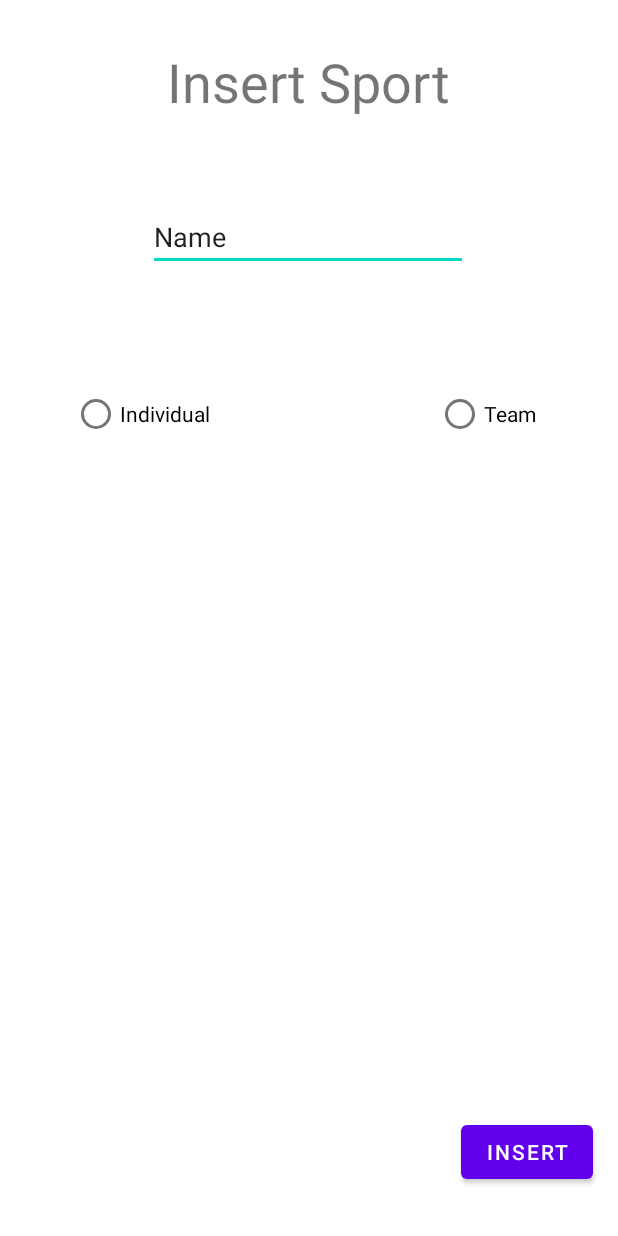
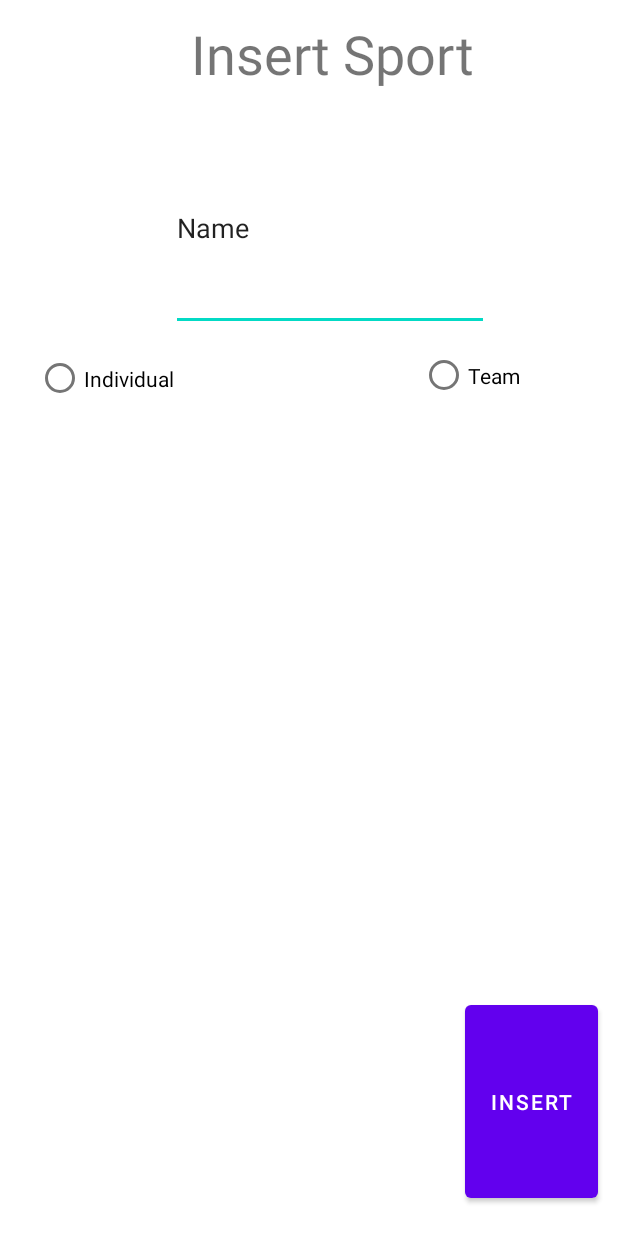
Before and after one commit to kostas-pa/AndroidProject, an Android app: the layout insert_sport.xml on its own in the app's theme, with its tools: preview values and no code run, on a phone screen of 412 x 824 dp. Run offline under Robolectric (Android 15) with nearby library versions, the phone set to English and light mode, and no system bars.

Commit message:
done with inserts

```diff
--- a/Sports/app/src/main/java/com/example/sports/db/Athlete.java
+++ b/Sports/app/src/main/java/com/example/sports/db/Athlete.java
@@ -21,6 +21,7 @@ import androidx.room.PrimaryKey;
         private String city;
         @ColumnInfo(name = "Country")
         private String country;
+        @ColumnInfo(name = "BirthYear")
         private int BirthYear;
         private int Sid;
 
--- a/Sports/app/src/main/res/layout/insert_sport.xml
+++ b/Sports/app/src/main/res/layout/insert_sport.xml
@@ -1,5 +1,5 @@
-<?xml version="1.0" encoding="utf-8"?>
-<androidx.constraintlayout.widget.ConstraintLayout
+
+    <RelativeLayout
     xmlns:android="http://schemas.android.com/apk/res/android"
     xmlns:app="http://schemas.android.com/apk/res-auto"
     xmlns:tools="http://schemas.android.com/tools"
@@ -10,6 +10,14 @@
             android:id="@+id/textView5"
             android:layout_width="wrap_content"
             android:layout_height="wrap_content"
+            android:layout_alignParentStart="true"
+            android:layout_alignParentTop="true"
+            android:layout_alignParentEnd="true"
+            android:layout_alignParentBottom="true"
+            android:layout_marginStart="127dp"
+            android:layout_marginTop="11dp"
+            android:layout_marginEnd="96dp"
+            android:layout_marginBottom="672dp"
             android:text="@string/insert_sport"
             android:textSize="36sp"
             app:layout_constraintBottom_toBottomOf="parent"
@@ -23,6 +31,14 @@
             android:id="@+id/button7"
             android:layout_width="wrap_content"
             android:layout_height="wrap_content"
+            android:layout_alignParentStart="true"
+            android:layout_alignParentTop="true"
+            android:layout_alignParentEnd="true"
+            android:layout_alignParentBottom="true"
+            android:layout_marginStart="310dp"
+            android:layout_marginTop="664dp"
+            android:layout_marginEnd="13dp"
+            android:layout_marginBottom="19dp"
             android:text="@string/insert3"
             app:layout_constraintBottom_toBottomOf="parent"
             app:layout_constraintEnd_toEndOf="parent"
@@ -35,6 +51,14 @@
             android:id="@+id/editTextTextPersonName11"
             android:layout_width="wrap_content"
             android:layout_height="wrap_content"
+            android:layout_alignParentStart="true"
+            android:layout_alignParentTop="true"
+            android:layout_alignParentEnd="true"
+            android:layout_alignParentBottom="true"
+            android:layout_marginStart="114dp"
+            android:layout_marginTop="83dp"
+            android:layout_marginEnd="86dp"
+            android:layout_marginBottom="603dp"
             android:ems="10"
             android:importantForAutofill="no"
             android:inputType="textPersonName"
@@ -46,28 +70,37 @@
             app:layout_constraintTop_toTopOf="parent"
             app:layout_constraintVertical_bias="0.174" />
 
+        <RadioGroup
+            android:id="@+id/group1"
+            android:layout_width="wrap_content"
+            android:layout_height="46dp"/>
+
         <RadioButton
             android:id="@+id/radioButton"
             android:layout_width="wrap_content"
             android:layout_height="wrap_content"
-        android:text="@string/team"
-        app:layout_constraintBottom_toBottomOf="parent"
-        app:layout_constraintEnd_toEndOf="parent"
-        app:layout_constraintHorizontal_bias="0.841"
-        app:layout_constraintStart_toStartOf="parent"
-        app:layout_constraintTop_toTopOf="parent"
-        app:layout_constraintVertical_bias="0.325" />
+            android:layout_alignParentStart="true"
+            android:layout_alignParentTop="true"
+            android:layout_alignParentEnd="true"
+            android:layout_alignParentBottom="true"
+            android:layout_marginStart="280dp"
+            android:layout_marginTop="180dp"
+            android:layout_marginEnd="22dp"
+            android:layout_marginBottom="503dp"
+            android:text="Team" />
 
         <RadioButton
             android:id="@+id/radioButton2"
             android:layout_width="wrap_content"
             android:layout_height="wrap_content"
-        android:text="@string/individual"
-        app:layout_constraintBottom_toBottomOf="parent"
-        app:layout_constraintEnd_toEndOf="parent"
-        app:layout_constraintHorizontal_bias="0.149"
-        app:layout_constraintStart_toStartOf="parent"
-        app:layout_constraintTop_toTopOf="parent"
-        app:layout_constraintVertical_bias="0.325" />
+            android:layout_alignParentStart="true"
+            android:layout_alignParentTop="true"
+            android:layout_alignParentEnd="true"
+            android:layout_alignParentBottom="true"
+            android:layout_marginStart="24dp"
+            android:layout_marginTop="182dp"
+            android:layout_marginEnd="278dp"
+            android:layout_marginBottom="501dp"
+            android:text="Individual" />
 
-</androidx.constraintlayout.widget.ConstraintLayout>
+    </RelativeLayout>
```
Also changed, not shown: Sports/app/src/main/java/com/example/sports/MainActivity.java (+7 -0 lines), Sports/app/src/main/java/com/example/sports/ui/insert/InsertFragment.java (+37 -8 lines), Sports/app/src/main/java/com/example/sports/ui/insert/insert_athlete_fragment.java (added, +76 -0 lines), Sports/app/src/main/java/com/example/sports/ui/insert/insert_sport_fragment.java (added, +63 -0 lines), Sports/app/src/main/java/com/example/sports/ui/insert/insert_team_fragment.java (added, +75 -0 lines). Lines whose indentation alone changed are shown as unchanged.
